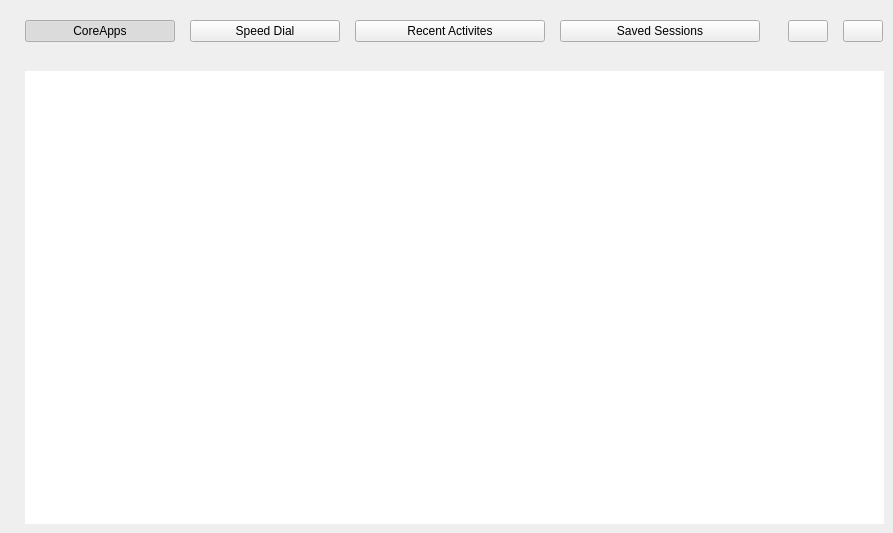
Before: the Qt Designer form start.ui in s96Abrar/start, drawn with Qt 5.
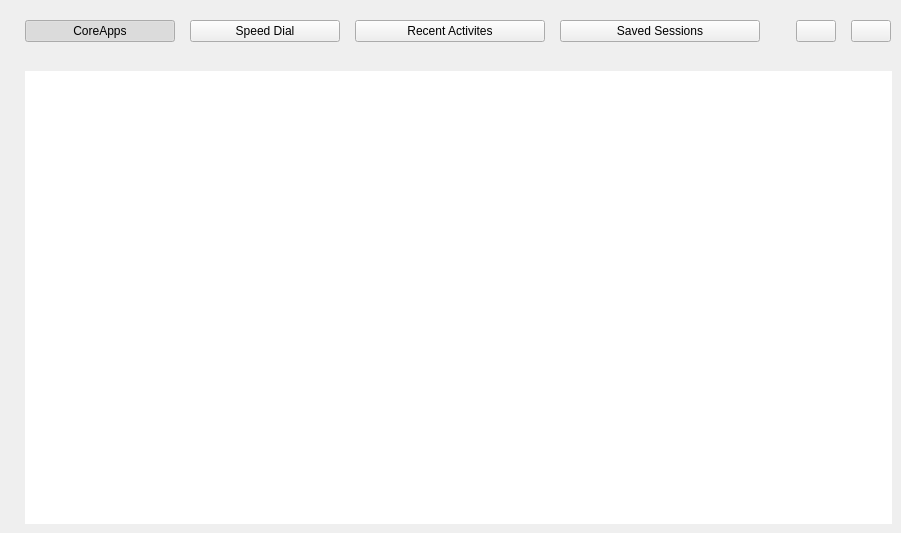
After: the same form once the commit is applied. The open tabs and pages were chosen to show the change. Icons and pictures are not drawn. Custom widgets are drawn as their Qt base class.

```diff
--- a/start.ui
+++ b/start.ui
@@ -6,7 +6,7 @@
    <rect>
     <x>0</x>
     <y>0</y>
-    <width>893</width>
+    <width>901</width>
     <height>533</height>
    </rect>
   </property>
@@ -511,8 +511,8 @@
          </property>
          <property name="iconSize">
           <size>
-           <width>80</width>
-           <height>80</height>
+           <width>70</width>
+           <height>70</height>
           </size>
          </property>
          <property name="movement">
@@ -529,7 +529,7 @@
          </property>
          <property name="gridSize">
           <size>
-           <width>130</width>
+           <width>140</width>
            <height>113</height>
           </size>
          </property>
```
Left out of the diff: 7 changed lines with no effect on the pictures.
